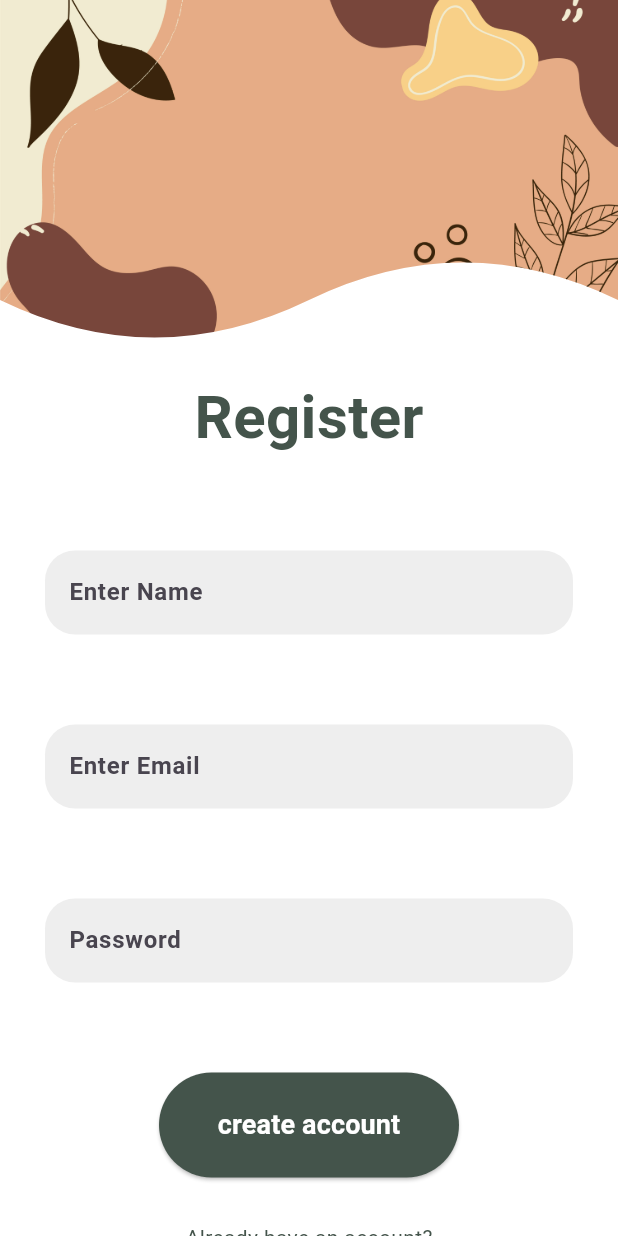
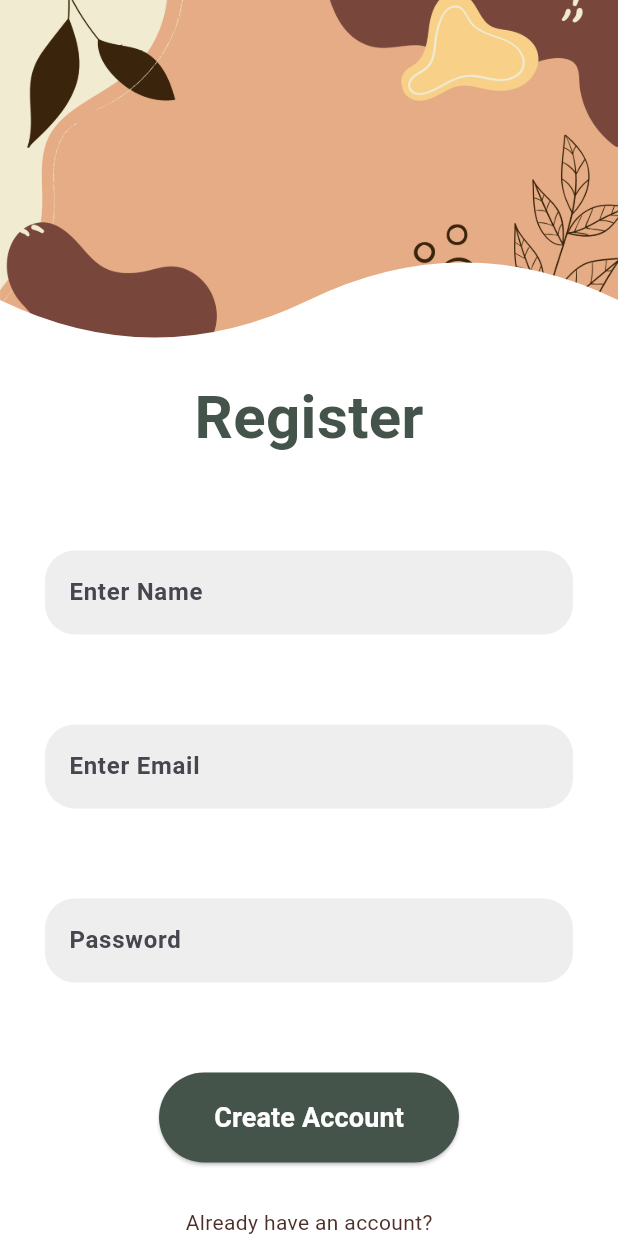
Before and after one commit to Ayiera-20/Body-AI-Buddy, a Flutter app: the screen it shows after launch, after a tap on "Sign up Here", on a phone screen of 412 x 824 dp. Run offline on Flutter 3.47's test engine with Material 3 defaults, Android fonts, the phone set to English and light mode, and no system bars; our stand-ins replace flutter_markdown, flutter_spinkit, google_generative_ai.

Commit message:
style: adjust size of signup and login elevated button

```diff
--- a/lib/screens/login.dart
+++ b/lib/screens/login.dart
@@ -83,14 +83,14 @@ class _LoginState extends State<Login> {
                       shape: RoundedRectangleBorder(
                         borderRadius: BorderRadius.circular(50.0),
                       ),
-                      minimumSize: const Size(200, 70),
+                      minimumSize: const Size(200, 60),
                     ),
                     child: const Text('LOGIN', style: TextStyle(color: Colors.white, fontWeight: FontWeight.bold, fontSize: 18),),
                 ),
                 const SizedBox(height: 30),
                 const Text(
                   "Don't have an account?",
-                  style: TextStyle(color: Color(0xFF44544b)),
+                  style: TextStyle(color:Color(0xFF4d302a)),
                 ),
                 TextButton(
                   onPressed: () {
@@ -100,7 +100,7 @@ class _LoginState extends State<Login> {
                   },
                   child: const Text(
                     'Sign up Here',
-                    style: TextStyle(color: Color(0xFF4d302a)),
+                    style: TextStyle(color:Color(0xFF44544b)),
                   ),
                 ),
 
--- a/lib/screens/register.dart
+++ b/lib/screens/register.dart
@@ -98,14 +98,14 @@ class _RegisterState extends State<Register> {
                       shape: RoundedRectangleBorder(
                         borderRadius: BorderRadius.circular(50.0),
                       ),
-                      minimumSize: const Size(200, 70),
+                      minimumSize: const Size(200, 60),
                     ),
-                    child: const Text('create account', style: TextStyle(color: Colors.white, fontWeight: FontWeight.bold, fontSize: 18),),
+                    child: const Text('Create Account', style: TextStyle(color: Colors.white, fontWeight: FontWeight.bold, fontSize: 18),),
                 ),
                 const SizedBox(height: 30),
                 const Text(
                   "Already have an account?",
-                  style: TextStyle(color: Color(0xFF44544b)),
+                  style: TextStyle(color: Color(0xFF4d302a)),
                 ),
                 TextButton(
                   onPressed: () {
@@ -115,7 +115,7 @@ class _RegisterState extends State<Register> {
                   },
                   child: const Text(
                     'Log in Here',
-                    style: TextStyle(color: Color(0xFF4d302a)),
+                    style: TextStyle(color: Color(0xFF44544b)),
                   ),
                 ),
 
```
